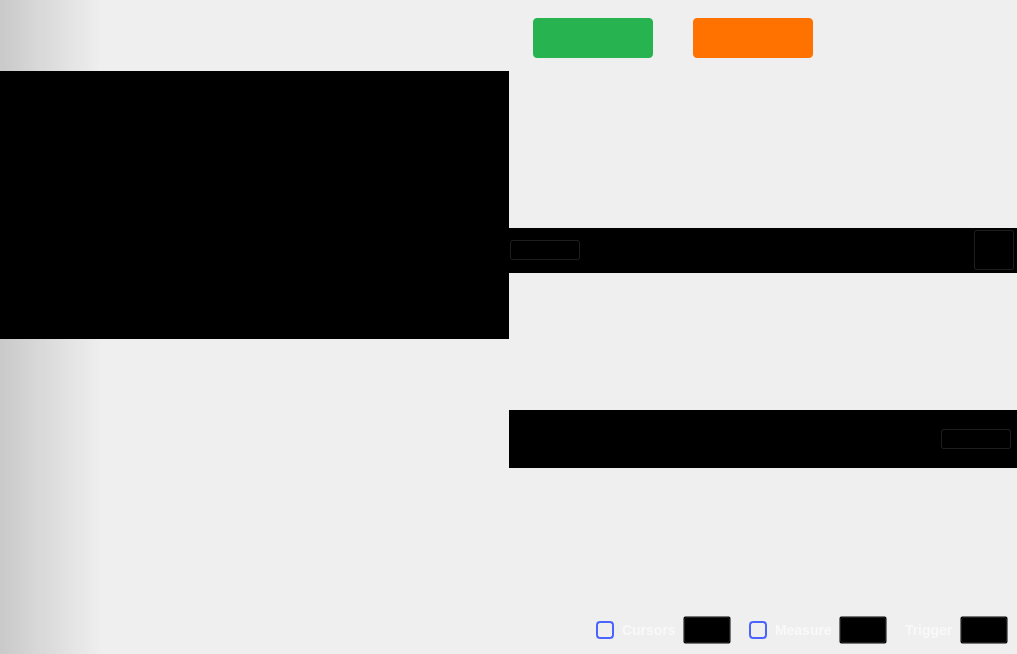
The window that ui/oscilloscope.ui (analogdevicesinc/scopy) describes before a commit, drawn with Qt 5.
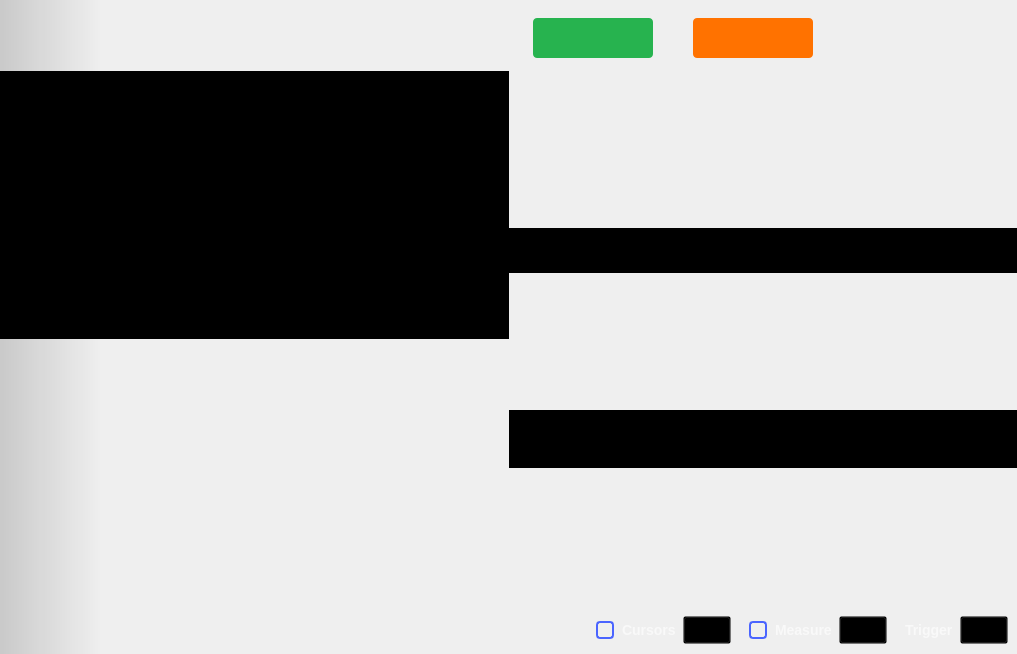
The same window after the commit. Icons and pictures are not drawn. Custom widgets are drawn as their Qt base class.

Commit message: Oscilloscope: Move all the X-Y settings in the right side menu instead of having them on the plot.

```diff
--- a/ui/oscilloscope.ui
+++ b/ui/oscilloscope.ui
@@ -561,9 +561,6 @@
                 <property name="bottomMargin">
                  <number>3</number>
                 </property>
-                <item>
-                 <widget class="QComboBox" name="cmb_y_channel"/>
-                </item>
                </layout>
               </item>
               <item>
@@ -579,31 +576,6 @@
                 </property>
                </spacer>
               </item>
-              <item>
-               <widget class="QPushButton" name="xyPlotLineType">
-                <property name="styleSheet">
-                 <string notr="true">QPushButton {
-  min-height: 40px;
-  min-width: 40px;
-  max-height: 40px;
-  max-width: 40px;
-
-  border-image: url(:/icons/dots_on_plot.svg);
-}
-
-QPushButton::checked {
-  border-image: url(:/icons/lines_on_plot.svg);
-}
-</string>
-                </property>
-                <property name="text">
-                 <string/>
-                </property>
-                <property name="checkable">
-                 <bool>true</bool>
-                </property>
-               </widget>
-              </item>
               <item>
                <spacer name="horizontalSpacer_5">
                 <property name="orientation">
@@ -683,9 +655,6 @@
                 <property name="rightMargin">
                  <number>0</number>
                 </property>
-                <item>
-                 <widget class="QComboBox" name="cmb_x_channel"/>
-                </item>
                </layout>
               </item>
               <item>
@@ -982,18 +951,23 @@
   </action>
  </widget>
  <customwidgets>
-  <customwidget>
-   <class>adiscope::DetachDragZone</class>
-   <extends>QWidget</extends>
-   <header>detachdragzone.h</header>
-   <container>1</container>
-  </customwidget>
   <customwidget>
    <class>adiscope::MenuAnim</class>
    <extends>QWidget</extends>
    <header>menu_anim.hpp</header>
    <container>1</container>
   </customwidget>
+  <customwidget>
+   <class>adiscope::DetachDragZone</class>
+   <extends>QWidget</extends>
+   <header>detachdragzone.h</header>
+   <container>1</container>
+  </customwidget>
+  <customwidget>
+   <class>adiscope::CustomPushButton</class>
+   <extends>QPushButton</extends>
+   <header>customPushButton.hpp</header>
+  </customwidget>
   <customwidget>
    <class>adiscope::CustomPushButton</class>
    <extends>QPushButton</extends>
```
The commit also changes 3 other files.
